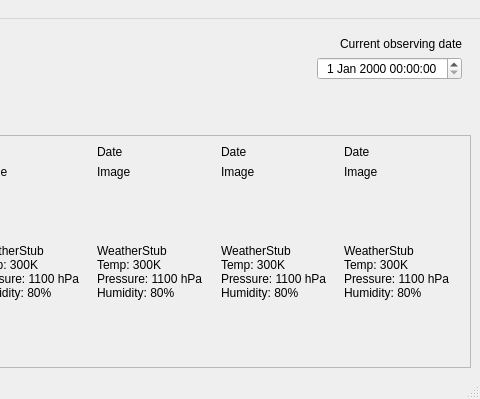
Qt form app.ui (ghadd/WeatherApp) before a commit; both pictures show x 403 to 883 and y 0 to 399 of the 883 by 399 pixel window.
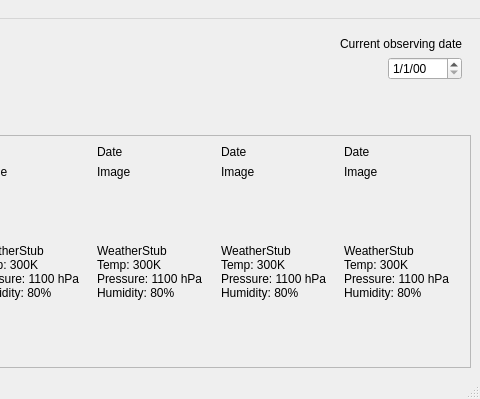
The same form after that commit. Icons and pictures are not drawn.

Commit message: Adding weather UI and functionality

```diff
--- a/app.ui
+++ b/app.ui
@@ -10,6 +10,18 @@
     <height>399</height>
    </rect>
   </property>
+  <property name="sizePolicy">
+   <sizepolicy hsizetype="Fixed" vsizetype="Fixed">
+    <horstretch>0</horstretch>
+    <verstretch>0</verstretch>
+   </sizepolicy>
+  </property>
+  <property name="focusPolicy">
+   <enum>Qt::NoFocus</enum>
+  </property>
+  <property name="contextMenuPolicy">
+   <enum>Qt::NoContextMenu</enum>
+  </property>
   <property name="windowTitle">
    <string>WeatherApp</string>
   </property>
@@ -82,16 +94,22 @@
            </property>
           </widget>
          </item>
-         <item alignment="Qt::AlignRight|Qt::AlignTop">
-          <widget class="QDateTimeEdit" name="currentObservingDateEdit">
+         <item alignment="Qt::AlignRight">
+          <widget class="QDateEdit" name="currentObservingDateEdit">
            <property name="sizePolicy">
             <sizepolicy hsizetype="Ignored" vsizetype="Fixed">
              <horstretch>0</horstretch>
              <verstretch>0</verstretch>
             </sizepolicy>
            </property>
+           <property name="layoutDirection">
+            <enum>Qt::LeftToRight</enum>
+           </property>
            <property name="alignment">
-            <set>Qt::AlignCenter</set>
+            <set>Qt::AlignLeading|Qt::AlignLeft|Qt::AlignVCenter</set>
+           </property>
+           <property name="displayFormat">
+            <string>d/M/yy</string>
            </property>
           </widget>
          </item>
```
Left out of the diff: 9 changed lines with no effect on the pictures. The commit also changes 7 other files.
